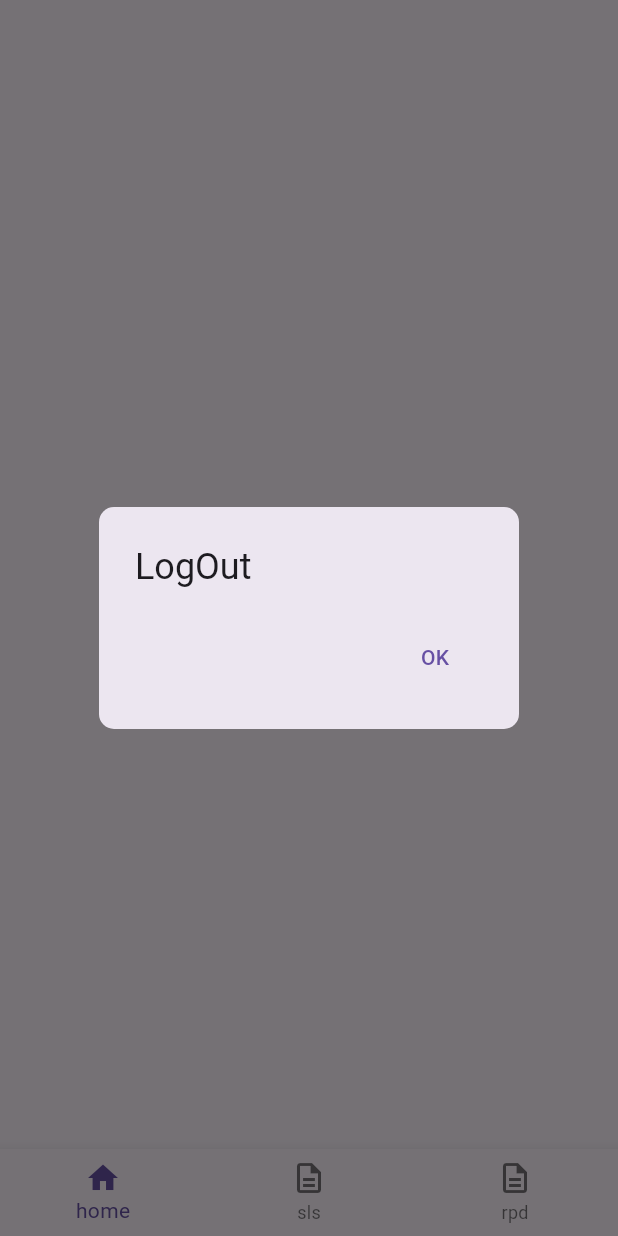
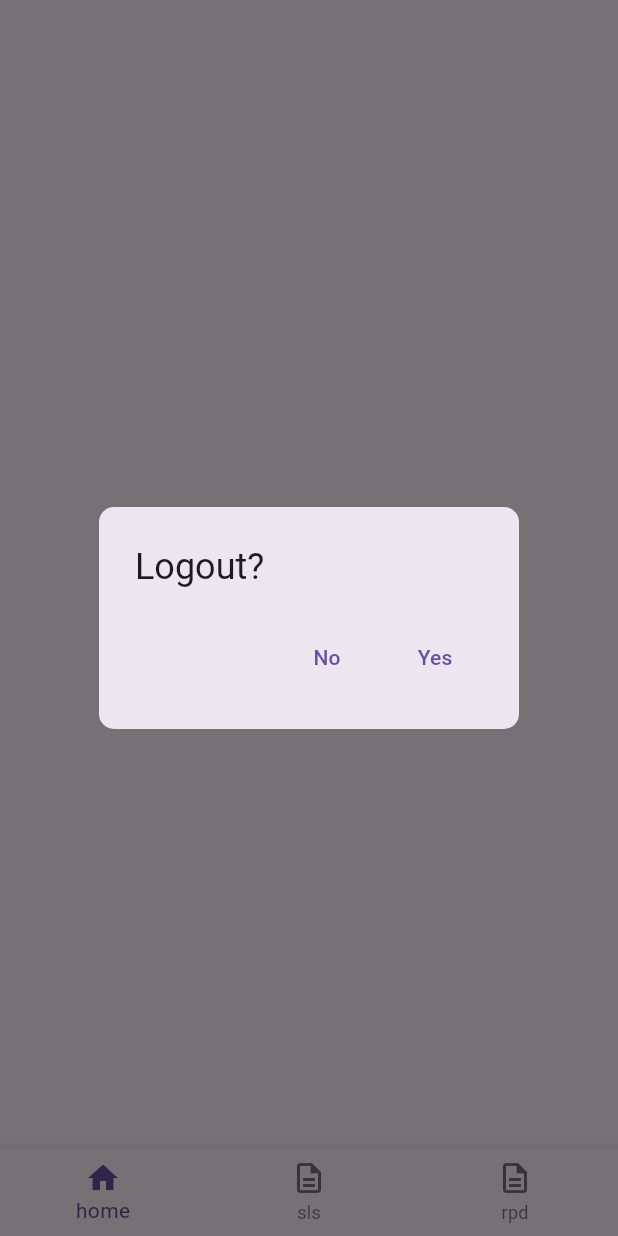
Before and after one commit to kumoshitaakira/flutter-study, a Flutter app: the HomePage screen opened by its route, after a tap on "Logout", on a phone screen of 412 x 824 dp. Run offline on Flutter 3.47's test engine with Material 3 defaults, Android fonts, the phone set to English and light mode, and no system bars; our stand-ins replace firebase_auth, firebase_core, flutter_riverpod, go_router, hooks_riverpod, riverpod_annotation; accounts and stored records are empty; generated files the repository leaves out were written again.

Commit message:
一部修正

```diff
--- a/lib/page/home_page.dart
+++ b/lib/page/home_page.dart
@@ -8,29 +8,32 @@ class HomePage extends ConsumerWidget {
 
   @override
   Widget build(BuildContext context, WidgetRef ref) {
-    Future<bool> logOut() async {
-      await ref.read(authControllerProvider.notifier).signOut();
-      Future.delayed(Duration.zero, () {
+    Future<void> logOut() async {
       showDialog(
         context: context,
         builder: (context) => AlertDialog(
           shape: RoundedRectangleBorder(
             borderRadius: BorderRadius.circular(10),
           ),
-            title: const Text('LogOut'),
+          title: const Text('Logout?'),
           actions: [
             TextButton(
-                onPressed: () {
+              onPressed: () => Navigator.of(context).pop(),
+              child: const Text('No'),
+            ),
+            TextButton(
+              onPressed: () async {
+                await ref.read(authControllerProvider.notifier).signOut();
+                Future.delayed(Duration.zero, () {
                   context.goNamed('Home');
-                  Navigator.of(context).pop(true);
+                  Navigator.of(context).pop();
+                });
               },
-                child: const Text('OK'),
+              child: const Text('Yes'),
             ),
           ],
         ),
       );
-      });
-      return false;
     }
 
     return Scaffold(
--- a/lib/routes.dart
+++ b/lib/routes.dart
@@ -74,6 +74,7 @@ final Provider<GoRouter> router = Provider(
     ],
     redirect: (context, state) {
       if (ref.watch(firebaseAuthProvider).currentUser == null) {
+        debugPrint('Not Login');
         return state.matchedLocation == '/start' ? null : '/start';
       }
       return null;
```
Also changed, not shown: lib/page/start_page.dart (+11 -16 lines). Lines whose indentation alone changed are shown as unchanged.
